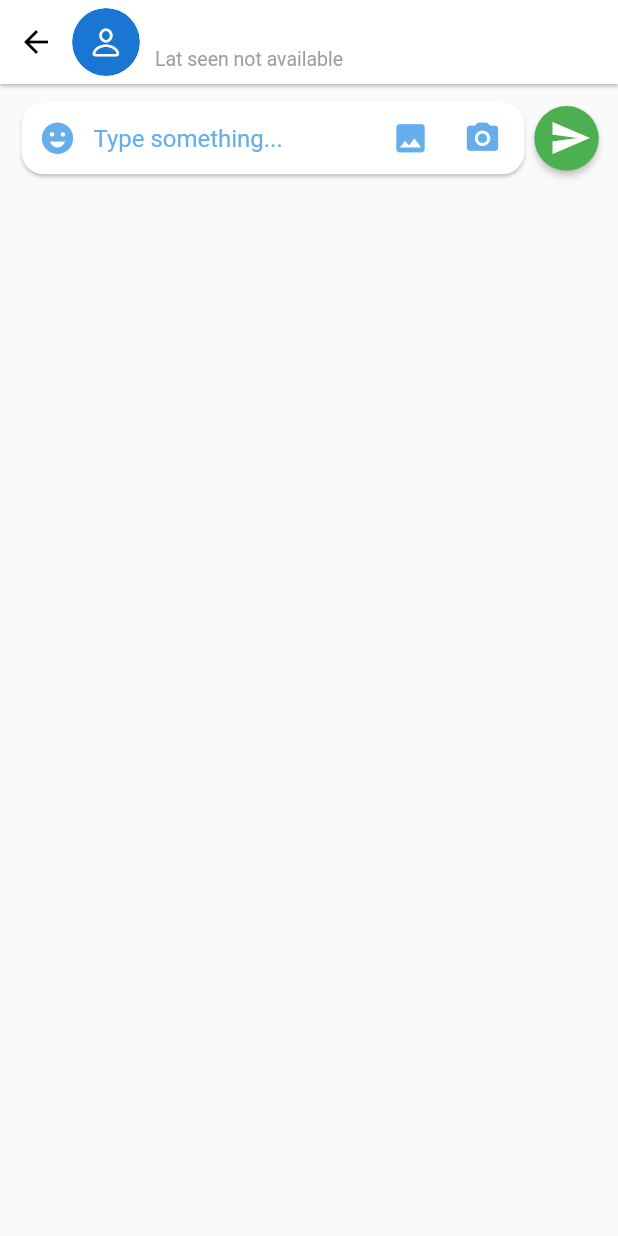
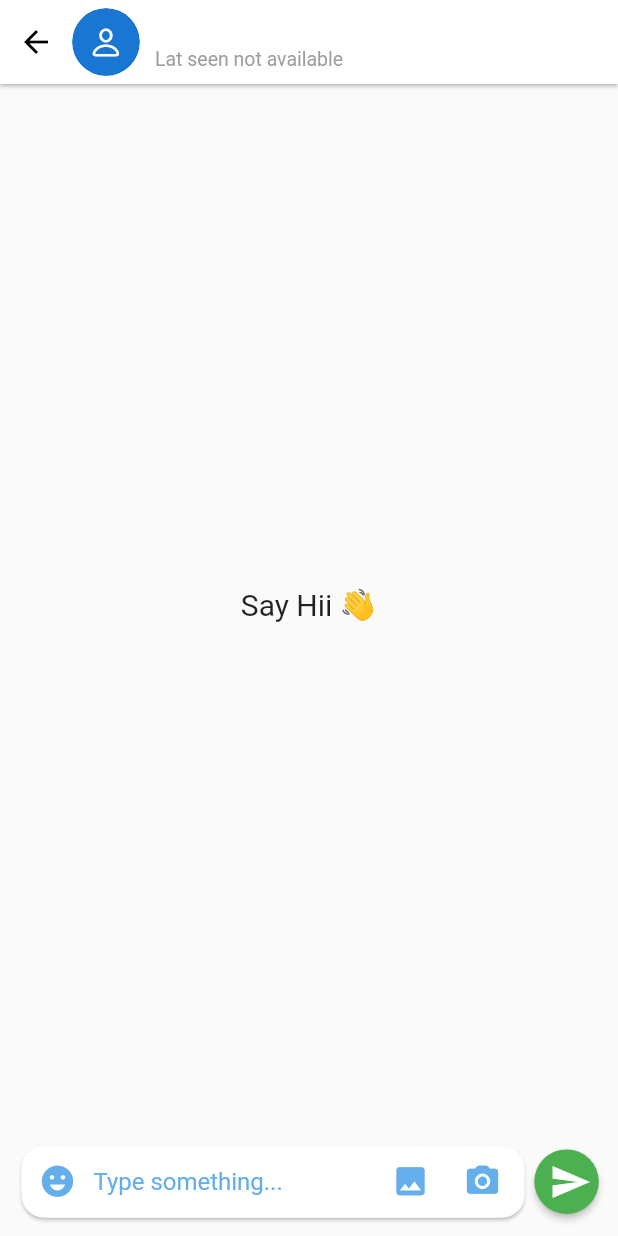
Before and after one commit to sangeeta2701/we-chat, a Flutter app: the ChatScreen screen opened directly with empty values, on a phone screen of 412 x 824 dp. Run offline on Flutter 3.47's test engine with Material 2 defaults, Android fonts, the phone set to English and light mode, and no system bars; drawn by our look-alikes of cached_network_image; our stand-ins replace cloud_firestore, firebase_auth, firebase_core, firebase_storage, google_sign_in, image_picker; accounts and stored records are empty; network calls fail.

Commit message:
chat screen ui

```diff
--- a/lib/screens/chat_screen.dart
+++ b/lib/screens/chat_screen.dart
@@ -26,6 +26,44 @@ class _ChatScreenState extends State<ChatScreen> {
         ),
         body: Column(
           children: [
+            Expanded(
+              child: StreamBuilder(
+                  // stream: APIs.getAllUsers(),
+                  builder: (context, snapshot) {
+                switch (snapshot.connectionState) {
+                  //if data is loading
+                  case ConnectionState.waiting:
+                  case ConnectionState.none:
+                  // return Center(
+                  //   child: CircularProgressIndicator(),
+                  // );
+
+                  //if data is loaded
+                  case ConnectionState.active:
+                  case ConnectionState.done:
+                    // final data = snapshot.data!.docs;
+                    // list =
+                    //     data.map((e) => ChatUser.fromJson(e.data())).toList();
+                    final _list = [];
+
+                    if (_list.isNotEmpty) {
+                      return ListView.builder(
+                          padding: EdgeInsets.only(top: mq.height * .02),
+                          physics: BouncingScrollPhysics(),
+                          itemCount: _list.length,
+                          itemBuilder: (context, index) {
+                            return Text("Message: ${_list[index]}");
+                          });
+                    } else {
+                      return Center(
+                          child: Text(
+                        "Say Hii 👋",
+                        style: TextStyle(fontSize: 20),
+                      ));
+                    }
+                }
+              }),
+            ),
             _chatInput(),
           ],
         ),
@@ -90,38 +128,36 @@ class _ChatScreenState extends State<ChatScreen> {
 
   Widget _chatInput() {
     return Padding(
-      padding:  EdgeInsets.symmetric(vertical: mq.height*.01,horizontal: mq.width*.025),
+      padding: EdgeInsets.symmetric(
+          vertical: mq.height * .01, horizontal: mq.width * .025),
       child: Row(
         children: [
           Expanded(
             child: Card(
               shape: RoundedRectangleBorder(
-                borderRadius: BorderRadius.circular(15)
-              ),
+                  borderRadius: BorderRadius.circular(15)),
               child: Row(
                 children: [
                   //emoji button
                   IconButton(
-                        onPressed: () {
-                        },
+                      onPressed: () {},
                       icon: Icon(
                         Icons.emoji_emotions,
                         color: themeColor,
                         size: 25,
                       )),
-                        Expanded(child: TextField(
+                  Expanded(
+                      child: TextField(
                     keyboardType: TextInputType.multiline,
                     maxLines: null,
                     decoration: InputDecoration(
                         hintText: "Type something...",
                         hintStyle: TextStyle(color: themeColor),
-                            border: InputBorder.none
-                          ),
+                        border: InputBorder.none),
                   )),
                   //gallery button
                   IconButton(
-                        onPressed: () {
-                        },
+                      onPressed: () {},
                       icon: Icon(
                         Icons.image,
                         color: themeColor,
@@ -129,8 +165,7 @@ class _ChatScreenState extends State<ChatScreen> {
                       )),
                   //camera button
                   IconButton(
-                        onPressed: () {
-                        },
+                      onPressed: () {},
                       icon: Icon(
                         Icons.camera_alt_rounded,
                         color: themeColor,
@@ -142,12 +177,18 @@ class _ChatScreenState extends State<ChatScreen> {
             ),
           ),
           //Send message button
-          MaterialButton(onPressed: (){},
+          MaterialButton(
+            onPressed: () {},
             shape: CircleBorder(),
             color: Colors.green,
             minWidth: 0,
-          padding: EdgeInsets.only(top: 10,bottom: 10,right: 5,left: 10),
-          child: Icon(Icons.send,color: wColor,size: 28,),)
+            padding: EdgeInsets.only(top: 10, bottom: 10, right: 5, left: 10),
+            child: Icon(
+              Icons.send,
+              color: wColor,
+              size: 28,
+            ),
+          )
         ],
       ),
     );
```
Also changed, not shown: lib/widgets/message_card.dart (added, +16 -0 lines). Lines whose indentation alone changed are shown as unchanged.
